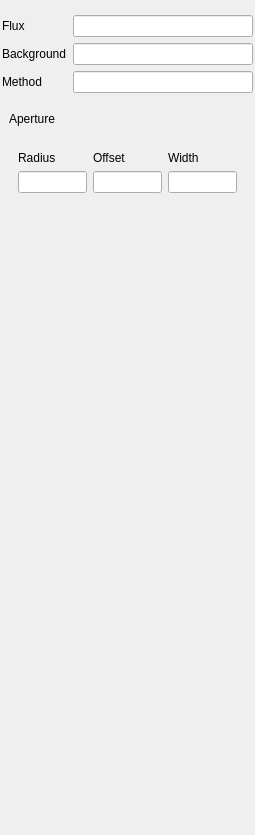
Old version of the form startrak-ui/qt/layouts/insp_phot.ui in the repository JotaRata/StarTrak-continued.
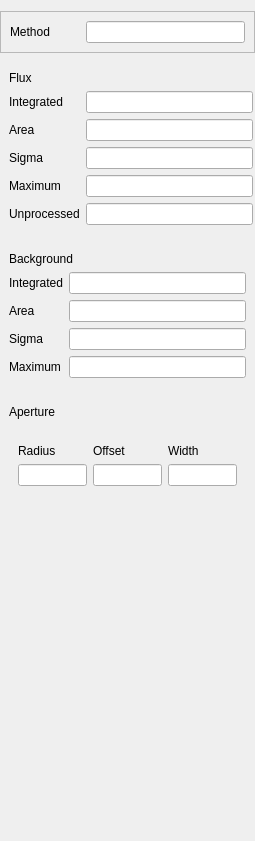
New version of the form.

What changed in the file:
```diff
--- a/startrak-ui/qt/layouts/insp_phot.ui
+++ b/startrak-ui/qt/layouts/insp_phot.ui
@@ -7,19 +7,51 @@
     <x>0</x>
     <y>0</y>
     <width>255</width>
-    <height>835</height>
+    <height>841</height>
    </rect>
   </property>
   <property name="windowTitle">
    <string>Frame</string>
   </property>
   <layout class="QVBoxLayout" name="verticalLayout">
+   <property name="spacing">
+    <number>9</number>
+   </property>
    <property name="leftMargin">
     <number>0</number>
    </property>
    <property name="rightMargin">
     <number>0</number>
    </property>
+   <item>
+    <widget class="QFrame" name="method_panel">
+     <property name="frameShape">
+      <enum>QFrame::StyledPanel</enum>
+     </property>
+     <property name="frameShadow">
+      <enum>QFrame::Raised</enum>
+     </property>
+     <layout class="QHBoxLayout" name="horizontalLayout">
+      <item>
+       <widget class="QLabel" name="label">
+        <property name="text">
+         <string>Method         </string>
+        </property>
+        <property name="buddy">
+         <cstring>method_line</cstring>
+        </property>
+       </widget>
+      </item>
+      <item>
+       <widget class="QLineEdit" name="method_line">
+        <property name="readOnly">
+         <bool>true</bool>
+        </property>
+       </widget>
+      </item>
+     </layout>
+    </widget>
+   </item>
    <item>
     <widget class="QFrame" name="flux_panel">
      <property name="sizePolicy">
@@ -34,57 +66,166 @@
      <property name="frameShadow">
       <enum>QFrame::Plain</enum>
      </property>
-     <layout class="QFormLayout" name="formLayout_3">
-      <property name="leftMargin">
-       <number>2</number>
-      </property>
-      <property name="topMargin">
-       <number>4</number>
-      </property>
+     <layout class="QFormLayout" name="formLayout_4">
       <property name="rightMargin">
        <number>2</number>
       </property>
-      <property name="bottomMargin">
-       <number>4</number>
-      </property>
-      <item row="0" column="0">
-       <widget class="QLabel" name="label_3">
+      <item row="0" column="0" colspan="2">
+       <widget class="QLabel" name="label_12">
         <property name="text">
          <string>Flux</string>
         </property>
-        <property name="buddy">
-         <cstring>flux_line</cstring>
-        </property>
-       </widget>
-      </item>
-      <item row="0" column="1">
-       <widget class="QLineEdit" name="flux_line">
-        <property name="readOnly">
-         <bool>true</bool>
-        </property>
        </widget>
       </item>
       <item row="1" column="0">
-       <widget class="QLabel" name="label_4">
+       <widget class="QLabel" name="label_5">
+        <property name="text">
+         <string>Integrated</string>
+        </property>
+        <property name="buddy">
+         <cstring>flux_int</cstring>
+        </property>
+       </widget>
+      </item>
+      <item row="1" column="1">
+       <widget class="QLineEdit" name="flux_int">
+        <property name="toolTip">
+         <string>&lt;html&gt;&lt;head/&gt;&lt;body&gt;&lt;p&gt;Integrated flux minus the integrated background&lt;/p&gt;&lt;/body&gt;&lt;/html&gt;</string>
+        </property>
+        <property name="readOnly">
+         <bool>true</bool>
+        </property>
+       </widget>
+      </item>
+      <item row="2" column="0">
+       <widget class="QLabel" name="label_17">
+        <property name="text">
+         <string>Area</string>
+        </property>
+        <property name="buddy">
+         <cstring>flux_area</cstring>
+        </property>
+       </widget>
+      </item>
+      <item row="2" column="1">
+       <widget class="QLineEdit" name="flux_area">
+        <property name="toolTip">
+         <string>&lt;html&gt;&lt;head/&gt;&lt;body&gt;&lt;p&gt;Area of integration measured in squared pixels&lt;/p&gt;&lt;/body&gt;&lt;/html&gt;</string>
+        </property>
+        <property name="readOnly">
+         <bool>true</bool>
+        </property>
+       </widget>
+      </item>
+      <item row="3" column="0">
+       <widget class="QLabel" name="label_10">
+        <property name="text">
+         <string>Sigma</string>
+        </property>
+        <property name="buddy">
+         <cstring>flux_sigma</cstring>
+        </property>
+       </widget>
+      </item>
+      <item row="3" column="1">
+       <widget class="QLineEdit" name="flux_sigma">
+        <property name="toolTip">
+         <string>&lt;html&gt;&lt;head/&gt;&lt;body&gt;&lt;p&gt;Standard deviation or spread of the flux distribution&lt;/p&gt;&lt;/body&gt;&lt;/html&gt;</string>
+        </property>
+        <property name="readOnly">
+         <bool>true</bool>
+        </property>
+       </widget>
+      </item>
+      <item row="4" column="0">
+       <widget class="QLabel" name="label_2">
+        <property name="text">
+         <string>Maximum</string>
+        </property>
+        <property name="buddy">
+         <cstring>flux_max</cstring>
+        </property>
+       </widget>
+      </item>
+      <item row="4" column="1">
+       <widget class="QLineEdit" name="flux_max">
+        <property name="toolTip">
+         <string>&lt;html&gt;&lt;head/&gt;&lt;body&gt;&lt;p&gt;Maximum flux value&lt;/p&gt;&lt;/body&gt;&lt;/html&gt;</string>
+        </property>
+        <property name="readOnly">
+         <bool>true</bool>
+        </property>
+       </widget>
+      </item>
+      <item row="5" column="0">
+       <widget class="QLabel" name="label_11">
+        <property name="text">
+         <string>Unprocessed</string>
+        </property>
+        <property name="buddy">
+         <cstring>flux_raw</cstring>
+        </property>
+       </widget>
+      </item>
+      <item row="5" column="1">
+       <widget class="QLineEdit" name="flux_raw">
+        <property name="toolTip">
+         <string>&lt;html&gt;&lt;head/&gt;&lt;body&gt;&lt;p&gt;Raw integrated flux without subtracting background&lt;/p&gt;&lt;/body&gt;&lt;/html&gt;</string>
+        </property>
+        <property name="readOnly">
+         <bool>true</bool>
+        </property>
+       </widget>
+      </item>
+     </layout>
+    </widget>
+   </item>
+   <item>
+    <widget class="QFrame" name="bkg_panel">
+     <property name="sizePolicy">
+      <sizepolicy hsizetype="Preferred" vsizetype="Maximum">
+       <horstretch>0</horstretch>
+       <verstretch>0</verstretch>
+      </sizepolicy>
+     </property>
+     <property name="frameShape">
+      <enum>QFrame::NoFrame</enum>
+     </property>
+     <property name="frameShadow">
+      <enum>QFrame::Plain</enum>
+     </property>
+     <layout class="QFormLayout" name="formLayout_5">
+      <item row="0" column="0" colspan="2">
+       <widget class="QLabel" name="label_16">
         <property name="text">
          <string>Background</string>
         </property>
+       </widget>
+      </item>
+      <item row="1" column="0">
+       <widget class="QLabel" name="label_13">
+        <property name="text">
+         <string>Integrated</string>
+        </property>
         <property name="buddy">
          <cstring>background_line</cstring>
         </property>
        </widget>
       </item>
       <item row="1" column="1">
-       <widget class="QLineEdit" name="background_line">
+       <widget class="QLineEdit" name="bkg_int">
+        <property name="toolTip">
+         <string>&lt;html&gt;&lt;head/&gt;&lt;body&gt;&lt;p&gt;Integrated background &lt;/p&gt;&lt;/body&gt;&lt;/html&gt;</string>
+        </property>
         <property name="readOnly">
          <bool>true</bool>
         </property>
        </widget>
       </item>
       <item row="2" column="0">
-       <widget class="QLabel" name="label">
+       <widget class="QLabel" name="label_18">
         <property name="text">
-         <string>Method</string>
+         <string>Area</string>
         </property>
         <property name="buddy">
          <cstring>method_line</cstring>
@@ -92,7 +233,50 @@
        </widget>
       </item>
       <item row="2" column="1">
-       <widget class="QLineEdit" name="method_line">
+       <widget class="QLineEdit" name="bkg_area">
+        <property name="toolTip">
+         <string>&lt;html&gt;&lt;head/&gt;&lt;body&gt;&lt;p&gt;Area of integration measured in squared pixels, in aperture photometry this is the area inside the annulus&lt;/p&gt;&lt;/body&gt;&lt;/html&gt;</string>
+        </property>
+        <property name="readOnly">
+         <bool>true</bool>
+        </property>
+       </widget>
+      </item>
+      <item row="3" column="0">
+       <widget class="QLabel" name="label_14">
+        <property name="text">
+         <string>Sigma</string>
+        </property>
+        <property name="buddy">
+         <cstring>bkg_sigma</cstring>
+        </property>
+       </widget>
+      </item>
+      <item row="3" column="1">
+       <widget class="QLineEdit" name="bkg_sigma">
+        <property name="toolTip">
+         <string>&lt;html&gt;&lt;head/&gt;&lt;body&gt;&lt;p&gt;Standard deviation or spread of the flux distribution for the background&lt;/p&gt;&lt;/body&gt;&lt;/html&gt;</string>
+        </property>
+        <property name="readOnly">
+         <bool>true</bool>
+        </property>
+       </widget>
+      </item>
+      <item row="4" column="0">
+       <widget class="QLabel" name="label_3">
+        <property name="text">
+         <string>Maximum</string>
+        </property>
+        <property name="buddy">
+         <cstring>bkg_max</cstring>
+        </property>
+       </widget>
+      </item>
+      <item row="4" column="1">
+       <widget class="QLineEdit" name="bkg_max">
+        <property name="toolTip">
+         <string>&lt;html&gt;&lt;head/&gt;&lt;body&gt;&lt;p&gt;Maximum flux value&lt;/p&gt;&lt;/body&gt;&lt;/html&gt;</string>
+        </property>
         <property name="readOnly">
          <bool>true</bool>
         </property>
@@ -147,6 +331,12 @@
          <enum>QFrame::Plain</enum>
         </property>
         <layout class="QGridLayout" name="gridLayout">
+         <property name="leftMargin">
+          <number>9</number>
+         </property>
+         <property name="rightMargin">
+          <number>9</number>
+         </property>
          <item row="2" column="1">
           <widget class="QLineEdit" name="aoffset_line">
            <property name="readOnly">
```
Left out of the diff: 4 changed lines with no effect on the pictures.
